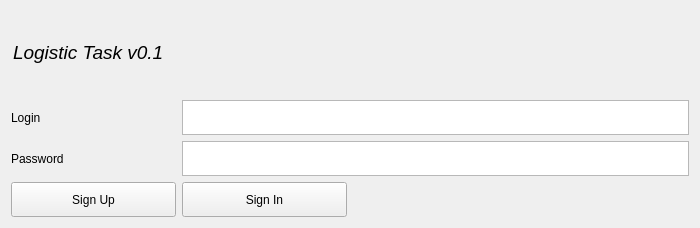
Above: windows/widgets/login_widget.ui from Belyashi/LogisticTask before the change. Below: the same form after it.
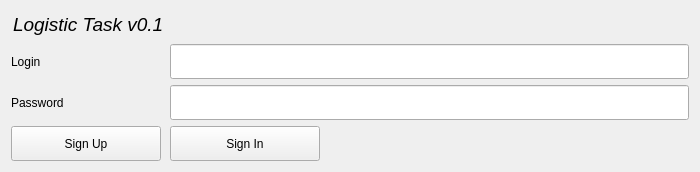
That is the form after the change.

Commit message: Change type of input.

What changed in the file:
```diff
--- a/windows/widgets/login_widget.ui
+++ b/windows/widgets/login_widget.ui
@@ -7,15 +7,28 @@
     <x>0</x>
     <y>0</y>
     <width>700</width>
-    <height>228</height>
+    <height>172</height>
    </rect>
   </property>
   <property name="windowTitle">
    <string>LogIn</string>
   </property>
   <layout class="QGridLayout" name="LoginLayout">
+   <item row="0" column="2" colspan="2">
+    <widget class="QLabel" name="error_label">
+     <property name="minimumSize">
+      <size>
+       <width>300</width>
+       <height>0</height>
+      </size>
+     </property>
+     <property name="text">
+      <string/>
+     </property>
+    </widget>
+   </item>
    <item row="3" column="1" colspan="3">
-    <widget class="QTextEdit" name="password_field">
+    <widget class="QLineEdit" name="password_field">
      <property name="minimumSize">
       <size>
        <width>0</width>
@@ -28,29 +41,35 @@
        <height>35</height>
       </size>
      </property>
-     <property name="lineWidth">
-      <number>2</number>
+    </widget>
+   </item>
+   <item row="2" column="1" colspan="3">
+    <widget class="QLineEdit" name="login_field">
+     <property name="minimumSize">
+      <size>
+       <width>0</width>
+       <height>35</height>
+      </size>
      </property>
-     <property name="html">
-      <string>&lt;!DOCTYPE HTML PUBLIC &quot;-//W3C//DTD HTML 4.0//EN&quot; &quot;http://www.w3.org/TR/REC-html40/strict.dtd&quot;&gt;
-&lt;html&gt;&lt;head&gt;&lt;meta name=&quot;qrichtext&quot; content=&quot;1&quot; /&gt;&lt;style type=&quot;text/css&quot;&gt;
-p, li { white-space: pre-wrap; }
-&lt;/style&gt;&lt;/head&gt;&lt;body style=&quot; font-family:'Ubuntu'; font-size:11pt; font-weight:400; font-style:normal;&quot;&gt;
-&lt;p style=&quot;-qt-paragraph-type:empty; margin-top:0px; margin-bottom:0px; margin-left:0px; margin-right:0px; -qt-block-indent:0; text-indent:0px;&quot;&gt;&lt;br /&gt;&lt;/p&gt;&lt;/body&gt;&lt;/html&gt;</string>
+     <property name="maximumSize">
+      <size>
+       <width>16777215</width>
+       <height>35</height>
+      </size>
      </property>
     </widget>
    </item>
-   <item row="4" column="0">
+   <item row="5" column="0">
     <widget class="QPushButton" name="sign_up">
      <property name="minimumSize">
       <size>
-       <width>0</width>
+       <width>150</width>
        <height>35</height>
       </size>
      </property>
      <property name="maximumSize">
       <size>
-       <width>16777215</width>
+       <width>150</width>
        <height>35</height>
       </size>
      </property>
@@ -59,25 +78,6 @@
      </property>
     </widget>
    </item>
-   <item row="4" column="1">
-    <widget class="QPushButton" name="sign_in">
-     <property name="minimumSize">
-      <size>
-       <width>0</width>
-       <height>35</height>
-      </size>
-     </property>
-     <property name="maximumSize">
-      <size>
-       <width>16777215</width>
-       <height>35</height>
-      </size>
-     </property>
-     <property name="text">
-      <string>Sign In</string>
-     </property>
-    </widget>
-   </item>
    <item row="2" column="0">
     <widget class="QLabel" name="login_label">
      <property name="text">
@@ -92,25 +92,6 @@
      </property>
     </widget>
    </item>
-   <item row="2" column="1" colspan="3">
-    <widget class="QTextEdit" name="login_field">
-     <property name="minimumSize">
-      <size>
-       <width>0</width>
-       <height>35</height>
-      </size>
-     </property>
-     <property name="maximumSize">
-      <size>
-       <width>16777215</width>
-       <height>35</height>
-      </size>
-     </property>
-     <property name="lineWidth">
-      <number>2</number>
-     </property>
-    </widget>
-   </item>
    <item row="0" column="0">
     <widget class="QLabel" name="label">
      <property name="font">
@@ -130,13 +111,38 @@
      </property>
     </widget>
    </item>
-   <item row="0" column="2" colspan="2">
-    <widget class="QLabel" name="error_label">
+   <item row="5" column="1">
+    <widget class="QPushButton" name="sign_in">
+     <property name="minimumSize">
+      <size>
+       <width>150</width>
+       <height>35</height>
+      </size>
+     </property>
+     <property name="maximumSize">
+      <size>
+       <width>150</width>
+       <height>35</height>
+      </size>
+     </property>
      <property name="text">
-      <string/>
+      <string>Sign In</string>
      </property>
     </widget>
    </item>
+   <item row="5" column="2">
+    <spacer name="horizontalSpacer_2">
+     <property name="orientation">
+      <enum>Qt::Horizontal</enum>
+     </property>
+     <property name="sizeHint" stdset="0">
+      <size>
+       <width>40</width>
+       <height>20</height>
+      </size>
+     </property>
+    </spacer>
+   </item>
   </layout>
  </widget>
  <resources/>
```
The commit also changes 10 other files.
